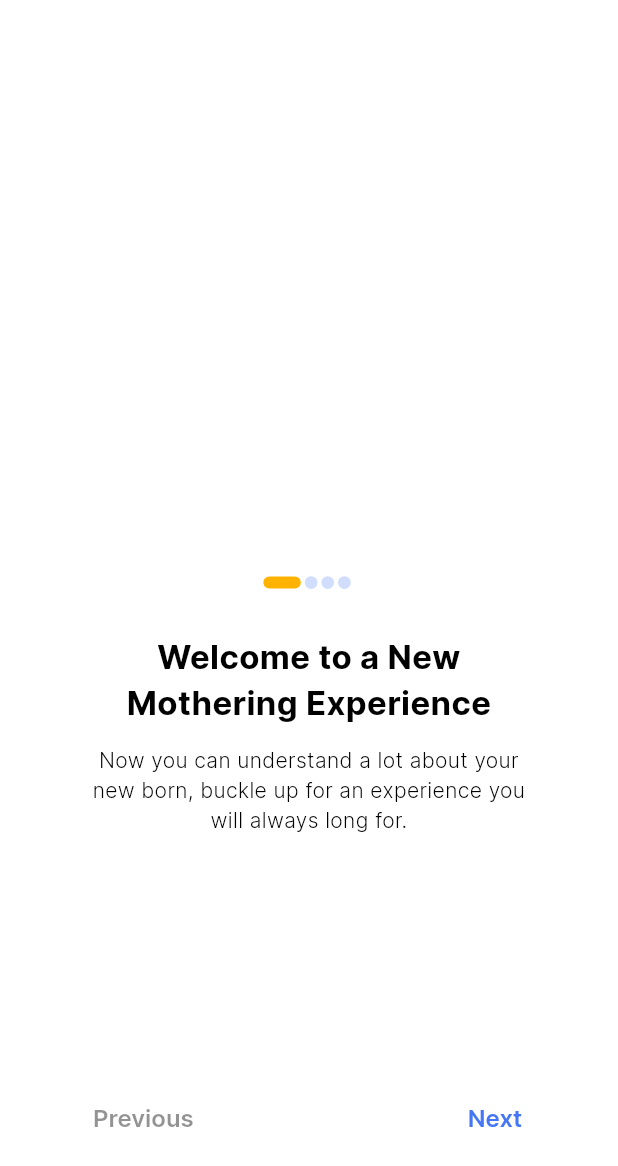
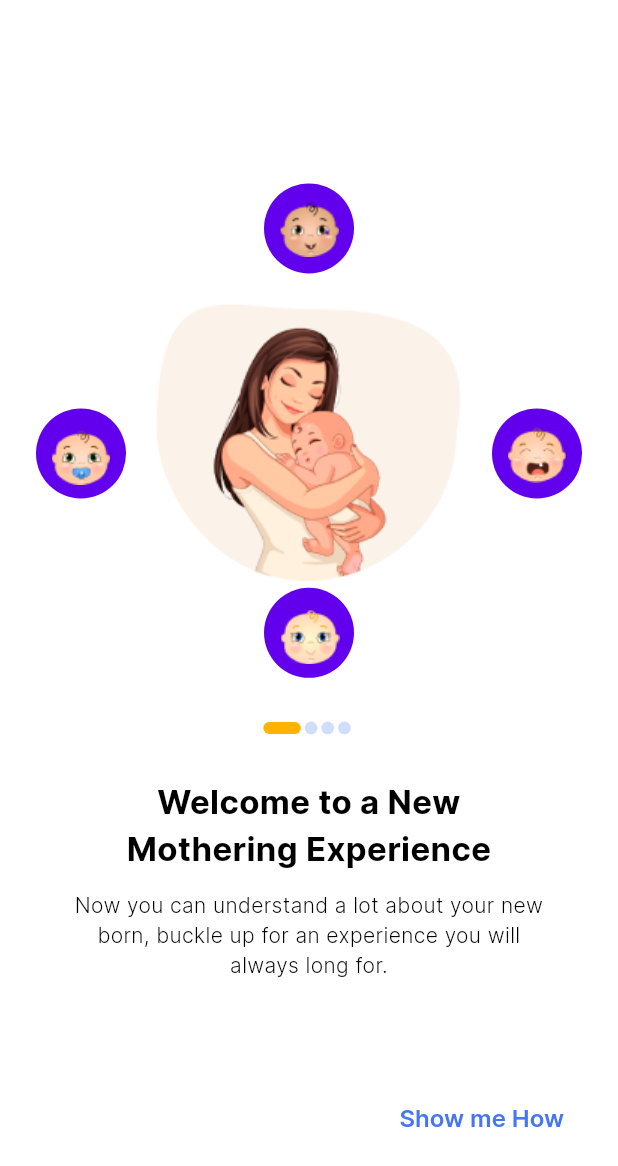
Before and after one commit to Cindy-dev/ubenwa_cynthia, a Flutter app: the screen it shows after launch, on a phone screen of 412 x 824 dp. Shown: the top 1166 px of the screen. Run offline on Flutter 3.47's test engine with Material 2 defaults, Android fonts, the phone set to English and light mode, and no system bars.

Commit message:
image transform and sliding update

```diff
--- a/lib/presentation/screens/onboarding_screen.dart
+++ b/lib/presentation/screens/onboarding_screen.dart
@@ -1,5 +1,7 @@
 import 'package:flutter/material.dart';
 import 'package:ubenwa_cynthia/presentation/widgets/onboarding_widget.dart';
+
+import '../utils/onboarding_strings.dart';
 
 class OnboardingScreen extends StatefulWidget {
   const OnboardingScreen({Key? key}) : super(key: key);
@@ -32,46 +34,63 @@ class _OnboardingScreenState extends State<OnboardingScreen> {
       body: PageView(
         controller: _pageController,
         onPageChanged: _updatePosition,
-        children:  [
+        children: [
           OnboardingWidget(
+            image: OnboardingStrings.mum1,
             currentPosition: _currentPosition,
             title: "Welcome to a New\nMothering Experience",
-            subtitle:
-                "Now you can understand a lot about your new born, buckle up for an experience you will always long for.",
+            subtitle: "Now you can understand a lot about your new born,"
+                " buckle up for an experience you will always long for.",
+            onNext: () => _pageController.nextPage(
+                duration: const Duration(milliseconds: 10),
+                curve: Curves.easeInOut),
           ),
           OnboardingWidget(
+            image: OnboardingStrings.mum2,
             currentPosition: _currentPosition,
             title: "A Cry with Meaning",
-            subtitle:
-                "Now with great feedbacks, you can understand a lot about your new born cry patter and prepare for common cry peak period",
+            subtitle: "Now with great feedbacks, you can understand a "
+                "lot about your new born cry patter "
+                "and prepare for common cry peak period",
+            onNext: () => _pageController.nextPage(
+                duration: const Duration(milliseconds: 10),
+                curve: Curves.easeInOut),
+            onPrevious: () => _pageController.previousPage(
+                duration: const Duration(milliseconds: 10),
+                curve: Curves.easeInOut),
           ),
           OnboardingWidget(
+            image: OnboardingStrings.mum3,
             currentPosition: _currentPosition,
             title: "Analytical Insight",
             subtitle:
                 "Be your baby’s doctor by viewing great insight and analysis;"
                 "you get to see how your baby cry activity varies in terms of "
                 "duration and frequency to help you make good decisions",
+            onNext: () => _pageController.nextPage(
+                duration: const Duration(milliseconds: 10),
+                curve: Curves.easeInOut),
+            onPrevious: () => _pageController.previousPage(
+                duration: const Duration(milliseconds: 10),
+                curve: Curves.easeInOut),
           ),
           OnboardingWidget(
+            image: OnboardingStrings.mum4,
             currentPosition: _currentPosition,
-            title: "Happy Mom \nHappy Home",
+            title: "Happy Mom\nHappy Home",
             subtitle: "Reduce you baby crying time whilst getting "
                 "your schedule back together by planning for time "
                 "of cry activity and time of quite.",
+            onPrevious: () => _pageController.previousPage(
+                duration: const Duration(milliseconds: 10),
+                curve: Curves.easeInOut),
           ),
         ],
       ),
     );
   }
 
-  int _validPosition(int position) {
-    if (position >= 4) return 0;
-    if (position < 0) return 4 - 1;
-    return position;
-  }
-
   void _updatePosition(int position) {
-    setState(() => _currentPosition = _validPosition(position));
+    setState(() => _currentPosition = position);
   }
 }
--- a/lib/presentation/utils/onboarding_strings.dart
+++ b/lib/presentation/utils/onboarding_strings.dart
@@ -1,3 +1,11 @@
-class OnboardingStrings{
+class OnboardingStrings {
   static String appLogo = "assets/images/logo.png";
+  static String mum1 = "assets/images/mum1.png";
+  static String mum2 = "assets/images/mum2.png";
+  static String mum3 = "assets/images/mum3.png";
+  static String mum4 = "assets/images/mum4.png";
+  static String baby1 = "assets/images/baby1.png";
+  static String cry = "assets/images/cry.png";
+  static String happy = "assets/images/happy.png";
+  static String analytical = "assets/images/analytical.png";
 }
--- /dev/null
+++ b/lib/presentation/widgets/onboarding_animated_image.dart
@@ -0,0 +1,150 @@
+import 'dart:math';
+import 'package:flutter/material.dart';
+import 'package:ubenwa_cynthia/presentation/utils/onboarding_strings.dart';
+import 'package:ubenwa_cynthia/utils/app_extension.dart';
+
+class OnboardingAnimatedImage extends StatefulWidget {
+  final String image;
+  bool pageChanged;
+  OnboardingAnimatedImage(
+      {Key? key, required this.image, this.pageChanged = false})
+      : super(key: key);
+
+  @override
+  State<OnboardingAnimatedImage> createState() =>
+      _OnboardingAnimatedImageState();
+}
+
+class _OnboardingAnimatedImageState extends State<OnboardingAnimatedImage>
+    with TickerProviderStateMixin {
+  late AnimationController animationController;
+  late Animation<double> animation;
+  late Tween<double> slideAnimation;
+  bool isSwiping = false;
+
+  @override
+  void initState() {
+    animationController =
+        AnimationController(vsync: this, duration: Duration(milliseconds: 500));
+    animation =
+        Tween<double>(begin: 0, end: pi / 2).animate(animationController);
+    slideAnimation = Tween<double>(begin: 0, end: 100);
+    super.initState();
+  }
+
+  @override
+  void dispose() {
+    animationController.dispose();
+    super.dispose();
+  }
+
+  void _rotateChild() {
+    setState(() {
+      animationController.forward(from: 0);
+    });
+  }
+
+  double bounce2(double t,
+      {required double start, required double mid, required double end}) {
+    return pow(1 - t, 2) * start +
+        2 * (1 - t) * t * (mid * 2) +
+        pow(t, 2) * end;
+  }
+
+  @override
+  Widget build(BuildContext context) {
+    return GestureDetector(
+      onHorizontalDragUpdate: (direction) {
+        if (direction.delta.dx < 0) {
+          // Right Swipe
+          _rotateChild();
+          isSwiping = true;
+        } else if (direction.delta.dx > 0) {
+          //Left Swipe
+          _rotateChild();
+          isSwiping = true;
+        }
+      },
+      onHorizontalDragEnd: (direction) {
+        // Stop rotating the image when the user stops swiping
+        isSwiping = false;
+      },
+      child: Stack(
+        children: [
+          Positioned(
+            top: 0,
+            right: 0,
+            left: 0,
+            bottom: 0,
+            child: Image.asset(widget.image),
+          ),
+          AnimatedBuilder(
+            animation: animation,
+            builder: (BuildContext context, Widget? child) {
+              final extent = bounce2(animationController.value,
+                  start: 0, mid: 50, end: 0);
+              return Transform.rotate(
+                angle: animation.value,
+                child: Stack(
+                  children: [
+                    Container(
+                      height: context.deviceHeight() / 2.5,
+                    ),
+                    //using negative to ensure all images are rotating in the right form
+                    Positioned(
+                      //top baby
+                      left: 0,
+                      right: 0,
+                      top: extent,
+                      child: Transform.rotate(
+                        angle: -animation.value,
+                        child: CircleAvatar(
+                          radius: 30,
+                          child: Image.asset(OnboardingStrings.analytical),
+                        ),
+                      ),
+                    ),
+                    Positioned(
+                      //right baby
+                      right: extent,
+                      top: 150,
+                      child: Transform.rotate(
+                        angle: -animation.value,
+                        child: CircleAvatar(
+                            radius: 30,
+                            child: Image.asset(OnboardingStrings.cry)),
+                      ),
+                    ),
+                    Positioned(
+                      //left baby
+                      top: 150,
+                      left: extent,
+                      child: Transform.rotate(
+                        angle: -animation.value,
+                        child: CircleAvatar(
+                            radius: 30,
+                            child: Image.asset(OnboardingStrings.happy)),
+                      ),
+                    ),
+                    Positioned(
+                      //bottom baby
+                      bottom: extent,
+                      right: 0,
+                      left: 0,
+                      child: Transform.rotate(
+                        angle: -animation.value,
+                        child: CircleAvatar(
+                            radius: 30,
+                            child: Image.asset(OnboardingStrings.baby1)),
+                      ),
+                    ),
+                  ],
+                ),
+              );
+            },
+          ),
+        ],
+      ),
+    );
+  }
+}
--- a/lib/presentation/widgets/onboarding_widget.dart
+++ b/lib/presentation/widgets/onboarding_widget.dart
@@ -1,47 +1,78 @@
 import 'package:flutter/material.dart';
+import 'package:ubenwa_cynthia/presentation/widgets/onboarding_animated_image.dart';
 import 'package:ubenwa_cynthia/presentation/widgets/onboarding_dot_indicator.dart';
 import 'package:ubenwa_cynthia/utils/app_extension.dart';
 import 'package:ubenwa_cynthia/utils/theme/theme.dart';
 
 class OnboardingWidget extends StatelessWidget {
+  final String image;
   final String title;
   final String subtitle;
   final int currentPosition;
-  const OnboardingWidget(
-      {Key? key,
+  bool pageChanged;
+  VoidCallback? onNext;
+  VoidCallback? onPrevious;
+  OnboardingWidget({
+    Key? key,
     required this.title,
     required this.subtitle,
-      required this.currentPosition})
-      : super(key: key);
+    required this.currentPosition,
+    this.onNext,
+    this.pageChanged = false,
+    this.onPrevious,
+    required this.image,
+  }) : super(key: key);
 
   @override
   Widget build(BuildContext context) {
     return Padding(
-      padding: const EdgeInsets.symmetric(horizontal: 50, vertical: 55),
+      padding: const EdgeInsets.symmetric(horizontal: 24, vertical: 55),
       child: Column(
         crossAxisAlignment: CrossAxisAlignment.center,
         mainAxisAlignment: MainAxisAlignment.center,
         children: [
-          const Spacer(flex: 2,),
-          OnboardingDotIndicator(currentPosition: currentPosition),
-          SizedBox(height: context.deviceHeight() / 29),
+          const Spacer(),
+          OnboardingAnimatedImage(
+            image: image,
+            pageChanged: pageChanged,
+          ),
+          Padding(
+            padding:
+                EdgeInsets.symmetric(vertical: context.deviceHeight() / 29),
+            child: OnboardingDotIndicator(currentPosition: currentPosition),
+          ),
           Text(
             title,
             textAlign: TextAlign.center,
             style: AppTextStyles.displayLarge,
           ),
           const SizedBox(height: 13),
-          Text(
+          Padding(
+            padding: const EdgeInsets.symmetric(horizontal: 25),
+            child: Text(
               subtitle,
               textAlign: TextAlign.center,
               style: AppTextStyles.small.copyWith(fontSize: 14),
             ),
+          ),
           const Spacer(),
-          Row(
+          currentPosition == 0
+              ? Align(
+                  alignment: Alignment.centerRight,
+                  child: TextButton(
+                    onPressed: onNext,
+                    child: Text(
+                      "Show me How",
+                      style: AppTextStyles.headingBold
+                          .copyWith(color: context.primaryColor, fontSize: 16),
+                    ),
+                  ),
+                )
+              : Row(
                   mainAxisAlignment: MainAxisAlignment.spaceBetween,
                   children: [
                     TextButton(
-                onPressed: () {},
+                      onPressed: onPrevious,
                       child: Text(
                         "Previous",
                         style: AppTextStyles.headingBold.copyWith(
@@ -50,12 +81,13 @@ class OnboardingWidget extends StatelessWidget {
                             fontSize: 16),
                       ),
                     ),
+                    if (currentPosition != 3)
                       TextButton(
-                onPressed: () {},
+                        onPressed: onNext,
                         child: Text(
                           "Next",
-                  style: AppTextStyles.headingBold
-                      .copyWith(color: context.primaryColor, fontSize: 16),
+                          style: AppTextStyles.headingBold.copyWith(
+                              color: context.primaryColor, fontSize: 16),
                         ),
                       ),
                   ],
```
Lines whose indentation alone changed are shown as unchanged.
